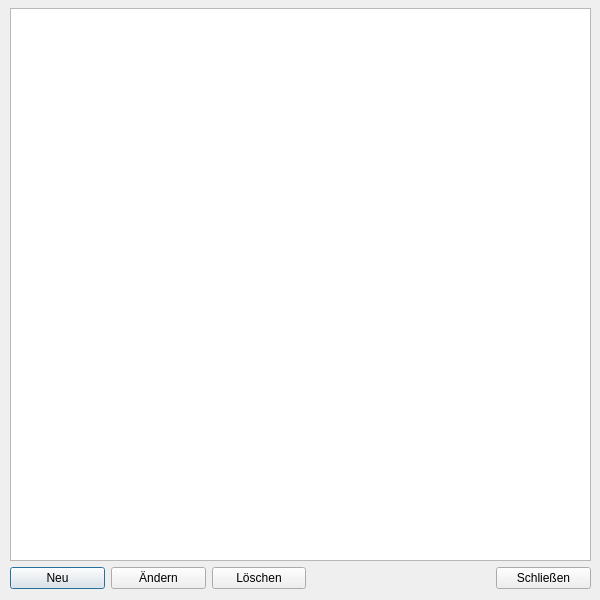
CodeGamer/Labyrinth, file Spielplan/Forms/MannschaftListeEditor.ui: the form before one commit.
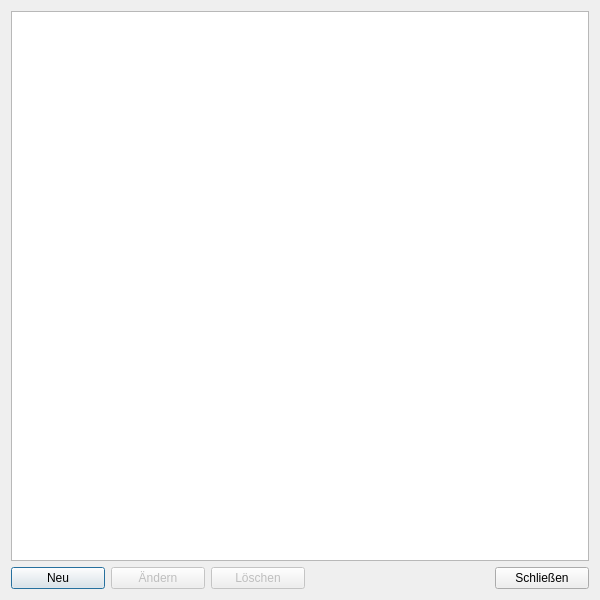
The form after the commit.

Commit message: "Ändern" und "Löschen"-Button ausgegraut, wenn kein Element ausgewählt. Hintergrundbild-Platzhalter (für Spielplan) hinzugefügt. Dialoge der Editoren in der Größe veränderbar (Inhalt passt sich an).

The edit to the form file:
```diff
--- a/Spielplan/Forms/MannschaftListeEditor.ui
+++ b/Spielplan/Forms/MannschaftListeEditor.ui
@@ -16,24 +16,11 @@
     <height>600</height>
    </size>
   </property>
-  <property name="maximumSize">
-   <size>
-    <width>600</width>
-    <height>600</height>
-   </size>
-  </property>
   <property name="windowTitle">
    <string>Mannschaftsliste</string>
   </property>
-  <widget class="QWidget" name="verticalLayoutWidget">
-   <property name="geometry">
-    <rect>
-     <x>10</x>
-     <y>8</y>
-     <width>581</width>
-     <height>581</height>
-    </rect>
-   </property>
+  <layout class="QHBoxLayout" name="horizontalLayout_2">
+   <item>
    <layout class="QVBoxLayout" name="verticalLayout">
     <item>
      <widget class="QTableWidget" name="mannschaftListeTable">
@@ -56,6 +43,9 @@
       </item>
       <item>
        <widget class="QPushButton" name="editButton">
+         <property name="enabled">
+          <bool>false</bool>
+         </property>
         <property name="text">
          <string>Ändern</string>
         </property>
@@ -66,6 +56,9 @@
       </item>
       <item>
        <widget class="QPushButton" name="deleteButton">
+         <property name="enabled">
+          <bool>false</bool>
+         </property>
         <property name="text">
          <string>Löschen</string>
         </property>
@@ -103,7 +96,8 @@
      </layout>
     </item>
    </layout>
-  </widget>
+   </item>
+  </layout>
  </widget>
  <resources/>
  <connections/>
```
Lines whose indentation alone changed are shown as unchanged. The commit also changes 7 other files.
